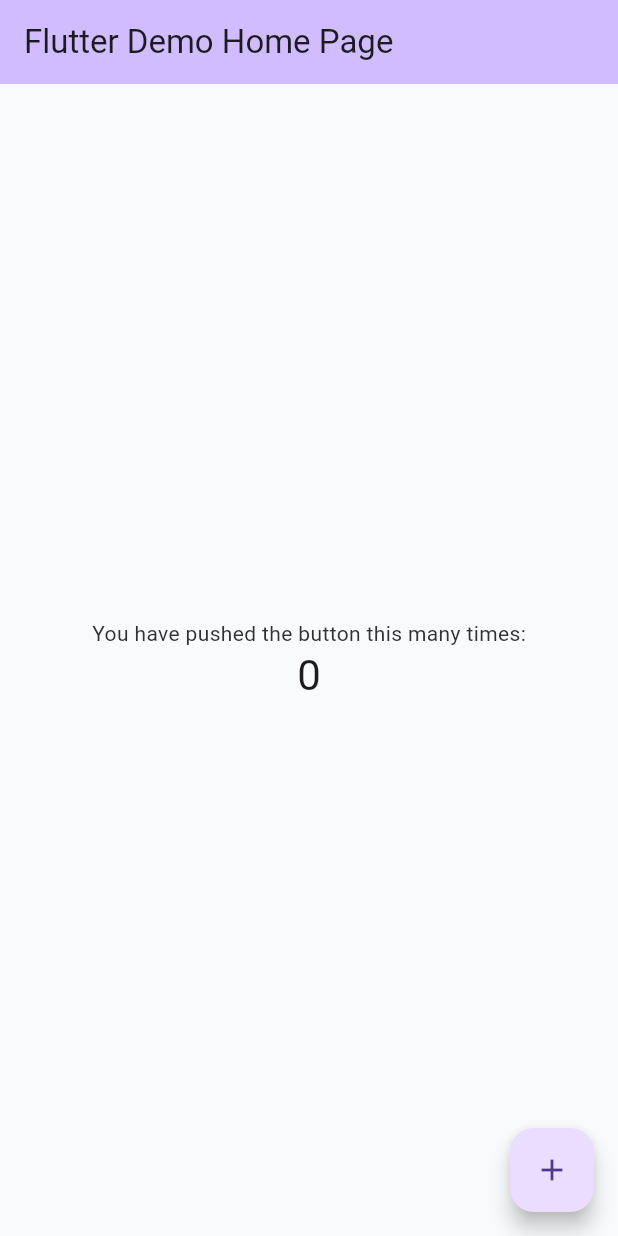
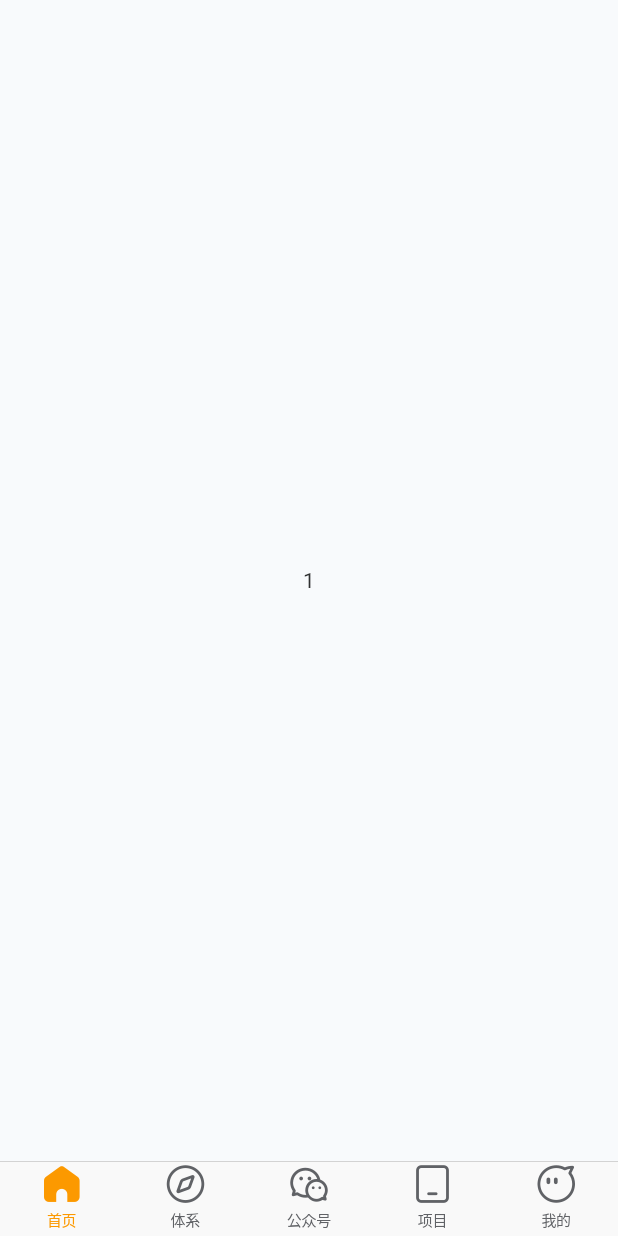
Before and after one commit to Yaoobs/AnotherWanAndroidFlutter, a Flutter app: the screen it shows after launch, on a phone screen of 412 x 824 dp. Run offline on Flutter 3.47's test engine with Material 3 defaults, Android fonts, the phone set to English and light mode, and no system bars; our stand-ins replace flutter_riverpod, flutter_screenutil, go_router, riverpod_annotation, shared_preferences; missing offline and left inert: encrypt; generated files the repository leaves out were written again.

Commit message:
添加 主页 底部导航栏

```diff
--- /dev/null
+++ b/lib/app.dart
@@ -0,0 +1,29 @@
+import 'package:anotherwanandroidflutter/routing/router.dart';
+import 'package:flutter/material.dart';
+import 'package:flutter_riverpod/flutter_riverpod.dart';
+import 'package:flutter_screenutil/flutter_screenutil.dart';
+import 'extensions/build_context_extension.dart';
+import 'features/common/ui/providers/app_theme_mode_provider.dart';
+
+class App extends ConsumerWidget {
+  const App({super.key});
+
+  // This widget is the root of your application.
+  @override
+  Widget build(BuildContext context, WidgetRef ref) {
+    final themeMode = ref.watch(appThemeModeProvider);
+    return ScreenUtilInit(
+      designSize: Size(1080, 1920),
+      builder: () => MaterialApp.router(
+        theme: context.lightTheme,
+        darkTheme: context.darkTheme,
+        themeMode: themeMode.value,
+        routerConfig: router,
+        debugShowCheckedModeBanner: false,
+        // builder: (context, child) {
+        //   return OfflineContainer(child: child);
+        // },
+      ),
+    );
+  }
+}
--- /dev/null
+++ b/lib/features/home/home_screen.dart
@@ -0,0 +1,104 @@
+import 'package:anotherwanandroidflutter/common/icons.dart';
+import 'package:flutter/cupertino.dart';
+import 'package:flutter/material.dart';
+import 'package:flutter_riverpod/flutter_riverpod.dart';
+
+//创建Provider来管理当前选中的索引
+final selectedIndexProvider = StateProvider<int>((ref) => 0);
+
+class HomeScreen extends ConsumerStatefulWidget {
+  const HomeScreen({super.key});
+  @override
+  ConsumerState<HomeScreen> createState() => _HomePageState();
+}
+
+class _HomePageState extends ConsumerState<HomeScreen> {
+  late final PageController _pageController;
+  List<String> appBarTitles = ['首页', '体系', '公众号', '项目', '我的'];
+
+  List<BottomNavigationBarItem> bottomNavItems = [];
+
+  final pages = [
+    Container(child: Center(child: Text("1"))),
+    Container(child: Center(child: Text("2"))),
+    Container(child: Center(child: Text("3"))),
+    Container(child: Center(child: Text("4"))),
+    Container(child: Center(child: Text("5"))),
+  ];
+  @override
+  void initState() {
+    super.initState();
+    _pageController = PageController();
+    bottomNavItems = [
+      BottomNavigationBarItem(
+        backgroundColor: Colors.white,
+        icon: const Icon(AndotherFonts.home),
+        activeIcon: const Icon(AndotherFonts.home_selected),
+        label: appBarTitles[0],
+      ),
+      BottomNavigationBarItem(
+        backgroundColor: Colors.white,
+        icon: const Icon(AndotherFonts.find),
+        activeIcon: const Icon(AndotherFonts.find_selected),
+        label: appBarTitles[1],
+      ),
+      BottomNavigationBarItem(
+        backgroundColor: Colors.white,
+        icon: const Icon(AndotherFonts.wx),
+        activeIcon: const Icon(AndotherFonts.wx_selected),
+        label: appBarTitles[2],
+      ),
+      BottomNavigationBarItem(
+        backgroundColor: Colors.white,
+        icon: const Icon(AndotherFonts.project),
+        activeIcon: const Icon(AndotherFonts.project_selected),
+        label: appBarTitles[3],
+      ),
+      BottomNavigationBarItem(
+        backgroundColor: Colors.white,
+        icon: const Icon(AndotherFonts.my),
+        activeIcon: const Icon(AndotherFonts.my_selected),
+        label: appBarTitles[4],
+      ),
+    ];
+  }
+
+  @override
+  void dispose() {
+    _pageController.dispose();
+    super.dispose();
+  }
+
+  @override
+  Widget build(BuildContext context) {
+    // 监听选中的索引
+    final selectedIndex = ref.watch(selectedIndexProvider);
+
+    // 监听索引变化，同步PageView
+    ref.listen<int>(selectedIndexProvider, (previous, next) {
+      if (previous != next) {
+        _pageController.jumpToPage(next);
+      }
+    });
+    return Scaffold(
+      bottomNavigationBar: CupertinoTabBar(
+        items: bottomNavItems,
+        currentIndex: selectedIndex,
+        activeColor: Color(0xffFC9900),
+        inactiveColor: Color(0xff606266),
+        onTap: (index) => _onTabChanged(index),
+      ),
+      body: PageView(
+        controller: _pageController,
+        physics: NeverScrollableScrollPhysics(),
+        // onPageChanged: (index) => _onTabChanged(index),
+        children: pages,
+      ),
+    );
+  }
+
+  void _onTabChanged(int index) {
+    // 更新Provider中的索引
+    ref.read(selectedIndexProvider.notifier).state = index;
+  }
+}
--- a/lib/main.dart
+++ b/lib/main.dart
@@ -1,123 +1,11 @@
+import 'package:anotherwanandroidflutter/app.dart';
 import 'package:anotherwanandroidflutter/global.dart';
-import 'package:anotherwanandroidflutter/routing/router.dart';
 import 'package:anotherwanandroidflutter/utils/provider_observer.dart';
 import 'package:flutter/material.dart';
 import 'package:flutter_riverpod/flutter_riverpod.dart';
-import 'package:flutter_screenutil/flutter_screenutil.dart';
-import 'extensions/build_context_extension.dart';
-import 'features/common/ui/providers/app_theme_mode_provider.dart';
 
 void main() {
   Global.init().then((value) {
-    runApp(ProviderScope(observers: [AppObserver()], child: const MyApp()));
+    runApp(ProviderScope(observers: [AppObserver()], child: const App()));
   });
 }
-
-class MyApp extends ConsumerWidget {
-  const MyApp({super.key});
-
-  // This widget is the root of your application.
-  @override
-  Widget build(BuildContext context, WidgetRef ref) {
-    final themeMode = ref.watch(appThemeModeProvider);
-    return ScreenUtilInit(
-      designSize: Size(1080, 1920),
-      builder: () => MaterialApp.router(
-        theme: context.lightTheme,
-        darkTheme: context.darkTheme,
-        themeMode: themeMode.value,
-        routerConfig: router,
-        debugShowCheckedModeBanner: false,
-        // builder: (context, child) {
-        //   return OfflineContainer(child: child);
-        // },
-      ),
-    );
-  }
-}
-
-class MyHomePage extends StatefulWidget {
-  const MyHomePage({super.key, this.title});
-
-  // This widget is the home page of your application. It is stateful, meaning
-  // that it has a State object (defined below) that contains fields that affect
-  // how it looks.
-
-  // This class is the configuration for the state. It holds the values (in this
-  // case the title) provided by the parent (in this case the App widget) and
-  // used by the build method of the State. Fields in a Widget subclass are
-  // always marked "final".
-
-  final String? title;
-
-  @override
-  State<MyHomePage> createState() => _MyHomePageState();
-}
-
-class _MyHomePageState extends State<MyHomePage> {
-  int _counter = 0;
-
-  void _incrementCounter() {
-    setState(() {
-      // This call to setState tells the Flutter framework that something has
-      // changed in this State, which causes it to rerun the build method below
-      // so that the display can reflect the updated values. If we changed
-      // _counter without calling setState(), then the build method would not be
-      // called again, and so nothing would appear to happen.
-      _counter++;
-    });
-  }
-
-  @override
-  Widget build(BuildContext context) {
-    // This method is rerun every time setState is called, for instance as done
-    // by the _incrementCounter method above.
-    //
-    // The Flutter framework has been optimized to make rerunning build methods
-    // fast, so that you can just rebuild anything that needs updating rather
-    // than having to individually change instances of widgets.
-    return Scaffold(
-      appBar: AppBar(
-        // TRY THIS: Try changing the color here to a specific color (to
-        // Colors.amber, perhaps?) and trigger a hot reload to see the AppBar
-        // change color while the other colors stay the same.
-        backgroundColor: Theme.of(context).colorScheme.inversePrimary,
-        // Here we take the value from the MyHomePage object that was created by
-        // the App.build method, and use it to set our appbar title.
-        title: Text(widget.title ?? 'Flutter Demo Home Page'),
-      ),
-      body: Center(
-        // Center is a layout widget. It takes a single child and positions it
-        // in the middle of the parent.
-        child: Column(
-          // Column is also a layout widget. It takes a list of children and
-          // arranges them vertically. By default, it sizes itself to fit its
-          // children horizontally, and tries to be as tall as its parent.
-          //
-          // Column has various properties to control how it sizes itself and
-          // how it positions its children. Here we use mainAxisAlignment to
-          // center the children vertically; the main axis here is the vertical
-          // axis because Columns are vertical (the cross axis would be
-          // horizontal).
-          //
-          // TRY THIS: Invoke "debug painting" (choose the "Toggle Debug Paint"
-          // action in the IDE, or press "p" in the console), to see the
-          // wireframe for each widget.
-          mainAxisAlignment: MainAxisAlignment.center,
-          children: <Widget>[
-            const Text('You have pushed the button this many times:'),
-            Text(
-              '$_counter',
-              style: Theme.of(context).textTheme.headlineMedium,
-            ),
-          ],
-        ),
-      ),
-      floatingActionButton: FloatingActionButton(
-        onPressed: _incrementCounter,
-        tooltip: 'Increment',
-        child: const Icon(Icons.add),
-      ), // This trailing comma makes auto-formatting nicer for build methods.
-    );
-  }
-}
--- a/lib/routing/router.dart
+++ b/lib/routing/router.dart
@@ -1,4 +1,4 @@
-import 'package:anotherwanandroidflutter/main.dart';
+import 'package:anotherwanandroidflutter/features/home/home_screen.dart';
 import 'package:flutter/material.dart';
 import 'package:go_router/go_router.dart';
 import 'routes.dart';
@@ -66,7 +66,7 @@ final GoRouter router = GoRouter(
   routes: [
     GoRoute(
       path: Routes.home,
-      pageBuilder: (context, state) => state.slidePage(const MyHomePage()),
+      pageBuilder: (context, state) => state.slidePage(const HomeScreen()),
     ),
   ],
 );
```
Also changed, not shown: 1 other file.
